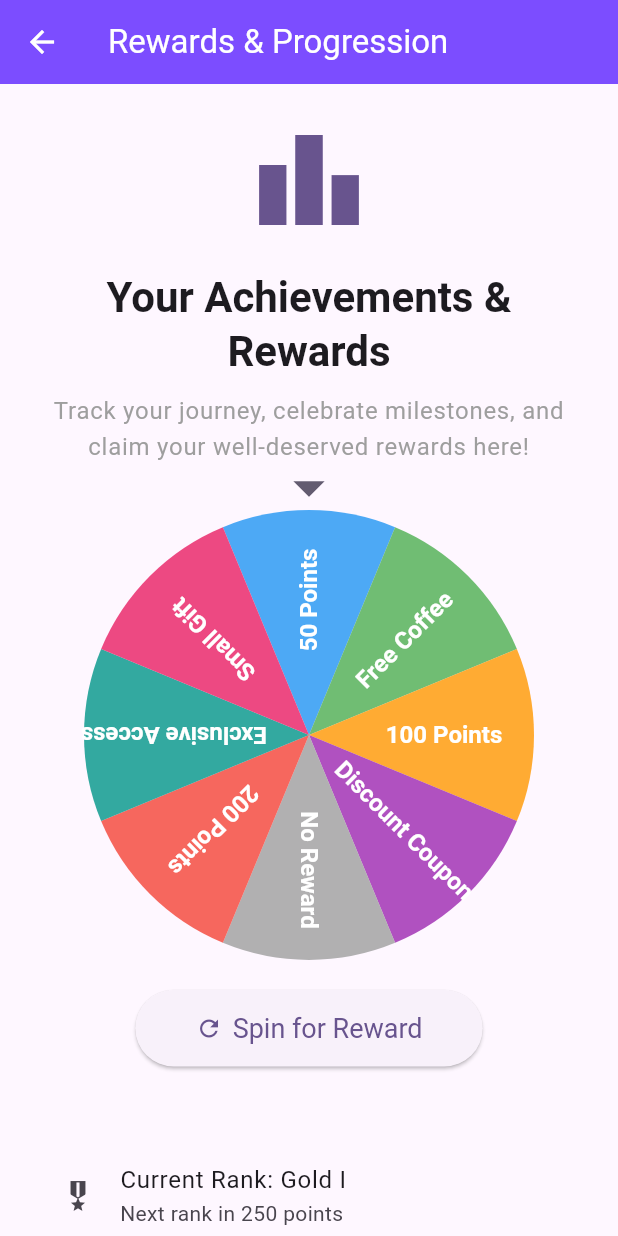
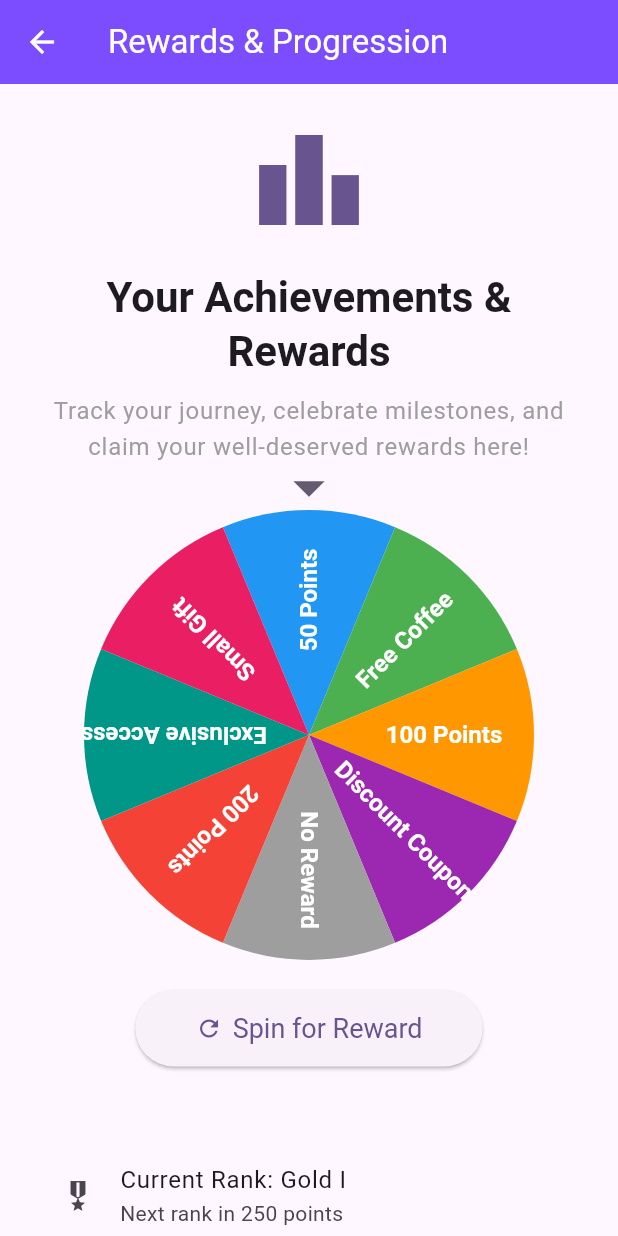
Before and after one commit to ChristiaanHuisman/EngagePoint_ITMDA_GroupS11, a Flutter app: the screen it shows once a user with an empty profile is signed in, in the side drawer, after a tap on "Rewards & Progression", on a phone screen of 412 x 824 dp. Run offline on Flutter 3.47's test engine with Material 3 defaults, Android fonts, the phone set to English and light mode, and no system bars; our stand-ins replace cloud_firestore, firebase_auth, firebase_core, google_sign_in; accounts and stored records are empty; network calls fail.

Commit message:
Minor UI Tweaks

```diff
--- a/Frontend/flutter_app/lib/main.dart
+++ b/Frontend/flutter_app/lib/main.dart
@@ -35,9 +35,9 @@ class MyApp extends StatelessWidget {
     return Consumer<SettingsData>(
       builder: (context, settings, child) {
         final systemUiOverlayStyle = SystemUiOverlayStyle(
-          // Make the status bar transparent
+
           statusBarColor: Colors.transparent,
-          // Set the icon brightness based on the theme
+
           statusBarIconBrightness: settings.darkModeEnabled ? Brightness.light : Brightness.dark,
         );
         SystemChrome.setSystemUIOverlayStyle(systemUiOverlayStyle);
@@ -54,8 +54,8 @@ class MyApp extends StatelessWidget {
               brightness: Brightness.light,
             ),
             appBarTheme: const AppBarTheme(
-              backgroundColor: Colors.deepPurpleAccent, // ✅ Banner color
-              foregroundColor: Colors.white,             // ✅ Text & icons white
+              backgroundColor: Colors.deepPurpleAccent,
+              foregroundColor: Colors.white,
               elevation: 0,
             ),
           ),
@@ -68,7 +68,7 @@ class MyApp extends StatelessWidget {
               brightness: Brightness.dark,
             ),
             appBarTheme: const AppBarTheme(
-              backgroundColor: Colors.deepPurpleAccent, // ✅ Banner color in dark mode too
+              backgroundColor: Colors.deepPurpleAccent,
               foregroundColor: Colors.white,
               elevation: 0,
             ),
--- a/Frontend/flutter_app/lib/pages/home_page.dart
+++ b/Frontend/flutter_app/lib/pages/home_page.dart
@@ -105,6 +105,18 @@ class HomePage extends StatelessWidget {
                   },
                 ),
                 const Divider(),
+                ListTile(
+                  leading: const Icon(Icons.logout, color: Colors.red),
+                  title: const Text('Logout', style: TextStyle(color: Colors.red)),
+                   onTap: () {
+                  Navigator.pushReplacement<void, void>(
+                    context,
+                    MaterialPageRoute<void>(
+                      builder: (BuildContext context) => const LoginPage(),
+                    ),
+                  );
+                },
+              ),
 
               ],
             ),
--- a/Frontend/flutter_app/lib/pages/login_page.dart
+++ b/Frontend/flutter_app/lib/pages/login_page.dart
@@ -60,6 +60,7 @@ class _LoginPageState extends State<LoginPage> {
           child: Column(
             mainAxisAlignment: MainAxisAlignment.center,
             children: [
+
               Text("Engage Point",
                   style: TextStyle(
                       fontSize: 32,
--- a/Frontend/flutter_app/lib/pages/profile_page.dart
+++ b/Frontend/flutter_app/lib/pages/profile_page.dart
@@ -52,7 +52,7 @@ class ProfilePage extends StatelessWidget {
                 ).textTheme.titleMedium?.copyWith(color: Colors.grey),
               ),
               const SizedBox(height: 20),
-              // ... (Your other widgets for followers, etc.)
+
               const SizedBox(height: 30),
               ListTile(
                 leading: const Icon(Icons.person),
@@ -73,13 +73,13 @@ class ProfilePage extends StatelessWidget {
                   );
                 },
               ),
-              // Add this ListTile back in
+
               ListTile(
                 leading: const Icon(Icons.notifications),
                 title: const Text("Notifications"),
                 onTap: () {
                   debugPrint('Notifications tapped');
-                  // Add your navigation or function call here
+
                 },
               ),
               const Divider(),
--- a/Frontend/flutter_app/lib/widgets/wheel_painter.dart
+++ b/Frontend/flutter_app/lib/widgets/wheel_painter.dart
@@ -14,7 +14,7 @@ class WheelPainter extends CustomPainter {
     final double segmentAngle = 2 * pi / rewards.length;
 
     for (int i = 0; i < rewards.length; i++) {
-      final Paint paint = Paint()..color = rewards[i].color.withOpacity(0.8);
+      final Paint paint = Paint()..color = rewards[i].color;
       final double startAngle = (i * segmentAngle) - (segmentAngle / 2) - (pi / 2);
 
       canvas.drawArc(
```
Also changed, not shown: 1 other file.
